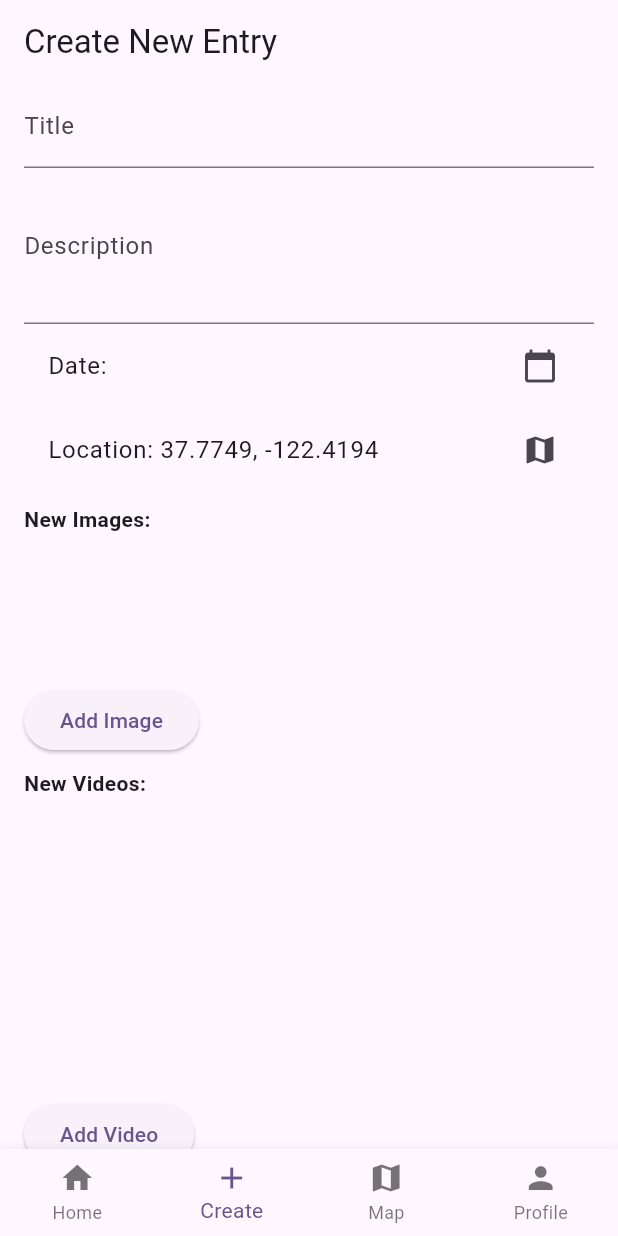
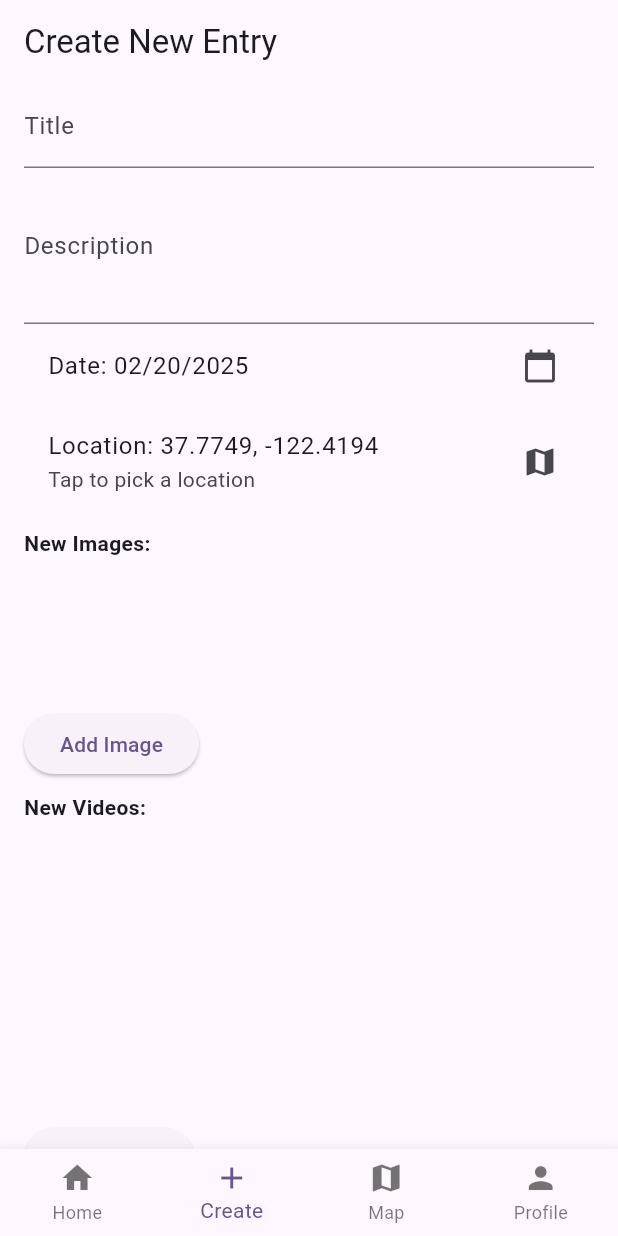
Before and after one commit to PriyaManisha/travellista, a Flutter app: the screen it shows after launch, item 2 of the bottom bar chosen, on a phone screen of 412 x 824 dp. Run offline on Flutter 3.47's test engine with Material 3 defaults, Android fonts, the phone set to English and light mode, and no system bars; our stand-ins replace chewie, cloud_firestore, firebase_core, firebase_storage, google_maps_flutter, image_picker and 1 more; accounts and stored records are empty.

Commit message:
Updated location picking and display options for cards, entry creation form

```diff
--- a/lib/entry_card.dart
+++ b/lib/entry_card.dart
@@ -14,6 +14,7 @@ class EntryCard extends StatelessWidget {
     final formattedDate = formatter.format(entry.timestamp!);
     final formattedLocation =
         '${entry.latitude}, ${entry.longitude}';
+    final formattedAddress = entry.address ?? formattedLocation;
 
     return Card(
       margin: const EdgeInsets.symmetric(vertical: 8, horizontal: 16),
@@ -28,7 +29,7 @@ class EntryCard extends StatelessWidget {
             : Icon(Icons.photo),
         title: Text(entry.title ?? 'Untitled'),
         subtitle:
-            Text('${formattedDate}, ${formattedLocation}'),
+            Text('${formattedDate}, ${formattedAddress}'),
         onTap: () {
           Navigator.push(
             context,
--- a/lib/entry_creation_form.dart
+++ b/lib/entry_creation_form.dart
@@ -2,6 +2,7 @@ import 'dart:io';
 import 'package:flutter/material.dart';
 import 'package:image_picker/image_picker.dart';
 import 'package:google_maps_flutter/google_maps_flutter.dart';
+import 'package:intl/intl.dart';
 import 'package:provider/provider.dart';
 import 'package:travellista/models/journal_entry.dart';
 import 'package:travellista/providers/journal_entry_provider.dart';
@@ -23,6 +24,7 @@ class EntryCreationForm extends StatefulWidget {
 class _EntryCreationFormState extends State<EntryCreationForm> {
   final _formKey = GlobalKey<FormState>();
   late final StorageService _storageService;
+  String? _pickedAddress;
 
   // Controllers
   final TextEditingController _titleController = TextEditingController();
@@ -64,6 +66,8 @@ class _EntryCreationFormState extends State<EntryCreationForm> {
       if (existing.latitude != null && existing.longitude != null) {
         _pickedLocation = LatLng(existing.latitude!, existing.longitude!);
       }
+
+      _pickedAddress = existing.address;
 
       // Keep old remote URLs
       if (existing.imageURLs != null) {
@@ -136,6 +140,7 @@ class _EntryCreationFormState extends State<EntryCreationForm> {
       timestamp: _selectedDate,
       latitude: _pickedLocation.latitude,
       longitude: _pickedLocation.longitude,
+      address: _pickedAddress,
       imageURLs: finalImageURLs,
       videoURLs: finalVideoURLs,
     );
@@ -168,7 +173,6 @@ class _EntryCreationFormState extends State<EntryCreationForm> {
   Widget build(BuildContext context) {
     return Stack(
       children: [
-        // Main Scaffold underneath
         SharedScaffold(
           title: _isEditMode ? 'Edit Entry' : 'Create New Entry',
           selectedIndex: 1,
@@ -241,8 +245,10 @@ class _EntryCreationFormState extends State<EntryCreationForm> {
   }
 
   Widget _buildDatePicker() {
+    final dateStr = DateFormat('MM/dd/yyyy').format(_selectedDate);
     return ListTile(
-      title: Text('Date: ${_selectedDate.toLocal()}'.split(' ')[0]),
+      //title: Text('Date: ${_selectedDate.toLocal()}'.split(' ')[0]),
+      title: Text('Date: $dateStr'),
       trailing: const Icon(Icons.calendar_today),
       onTap: _pickDate,
     );
@@ -261,27 +267,29 @@ class _EntryCreationFormState extends State<EntryCreationForm> {
   }
 
   Widget _buildLocationPicker() {
+    final bool hasAddress = _pickedAddress != null && _pickedAddress!.isNotEmpty;
+    final displayedLocation = hasAddress
+        ? 'Location: $_pickedAddress'
+        : 'Location: ${_pickedLocation.latitude}, ${_pickedLocation.longitude}';
+
     return ListTile(
-      title: Text(
-        'Location: ${_pickedLocation.latitude}, ${_pickedLocation.longitude}',
-      ),
+      title: Text(displayedLocation),
+      subtitle: const Text('Tap to pick a location'),
       trailing: const Icon(Icons.map),
       onTap: () async {
-        // Nav to LocationPickerScreen
-        final chosenLocation = await Navigator.push<LatLng?>(
+        final result = await Navigator.push<PickedLocationResult>(
           context,
           MaterialPageRoute(
             builder: (_) => LocationPickerScreen(
-              // Pass current _pickedLocation as init center
               initialLocation: _pickedLocation,
+              initialAddress: _pickedAddress,
             ),
           ),
         );
-
-        // Update state
-        if (chosenLocation != null) {
+        if (result != null && result.latLng != null) {
           setState(() {
-            _pickedLocation = chosenLocation;
+            _pickedLocation = result.latLng!;
+            _pickedAddress = result.address;
           });
         }
       },
--- a/lib/models/journal_entry.dart
+++ b/lib/models/journal_entry.dart
@@ -10,6 +10,7 @@ class JournalEntry {
   List<String>? _imageURLs;
   List<String>? _videoURLs;
   List<String>? _tags;
+  String? _address;
 
   JournalEntry({
     String? entryID,
@@ -22,6 +23,7 @@ class JournalEntry {
     List<String>? imageURLs = const [],
     List<String>? videoURLs = const [],
     List<String>? tags = const [],
+    String? address,
   })  : _entryID = entryID,
         _userID = userID,
         _timestamp = timestamp,
@@ -31,7 +33,8 @@ class JournalEntry {
         _description = description,
         _imageURLs = imageURLs,
         _videoURLs = videoURLs,
-        _tags = tags;
+        _tags = tags,
+        _address = address;
 
   JournalEntry.newEntry({
     required String userID,
@@ -100,9 +103,7 @@ class JournalEntry {
     _tags = newTags;
   }
 
-  // Getters and setters (same as before)
-  // Getters (with null checks)
-  // Getters
+  // Getters and setters
   String? get entryID =>
       _entryID; // Note: Getter for entryID is now defined correctly
   String get userID => _userID;
@@ -114,8 +115,9 @@ class JournalEntry {
   List<String>? get imageURLs => _imageURLs;
   List<String>? get videoURLs => _videoURLs;
   List<String>? get tags => _tags;
+  set address(String? newAddress) => _address = newAddress;
+  String? get address => _address;
 
-  // Method to convert JournalEntry to a Map for Firestore
   // Method to convert JournalEntry to a Map for Firestore
   Map<String, dynamic> toMap() {
     return {
@@ -129,6 +131,7 @@ class JournalEntry {
       'imageURLs': _imageURLs,
       'videoURLs': _videoURLs,
       'tags': _tags,
+      'address': _address,
     };
   }
 
@@ -154,8 +157,10 @@ class JournalEntry {
           []), // Convert videoURLs to a list and handle null
       tags: List<String>.from(
           map['tags'] ?? []), // Convert tags to a list and handle null
+        address: map['address'] as String?,
     );
   }
+
 
   @override
   String toString() {
@@ -169,7 +174,8 @@ class JournalEntry {
         'description: $_description, '
         'imageURLs: $_imageURLs, '
         'videoURLs: $_videoURLs, '
-        'tags: $_tags'
+        'tags: $_tags, '
+        'address: $_address'
         '}';
   }
 
@@ -184,6 +190,7 @@ class JournalEntry {
     List<String>? imageURLs,
     List<String>? videoURLs,
     List<String>? tags,
+    String? address,
   }) {
     return JournalEntry(
       entryID: entryID ?? this.entryID,
@@ -196,6 +203,7 @@ class JournalEntry {
       imageURLs: imageURLs ?? this.imageURLs,
       videoURLs: videoURLs ?? this.videoURLs,
       tags: tags ?? this.tags,
+      address: address ?? this.address,
     );
   }
 }
--- a/pubspec.yaml
+++ b/pubspec.yaml
@@ -39,6 +39,7 @@ dependencies:
   image: ^3.2.2
   image_picker: ^1.1.2
   google_maps_flutter: ^2.10.0
+  geocoding: ^3.0.0
   cloud_firestore: ^5.6.2
   firebase_core: ^3.10.1
   firebase_storage: ^12.4.1
```
Also changed, not shown: lib/entry_detail_page.dart (+17 -26 lines), lib/location_picker_screen.dart (+66 -15 lines), lib/util/location_service.dart (added, +56 -0 lines), pubspec.lock.
